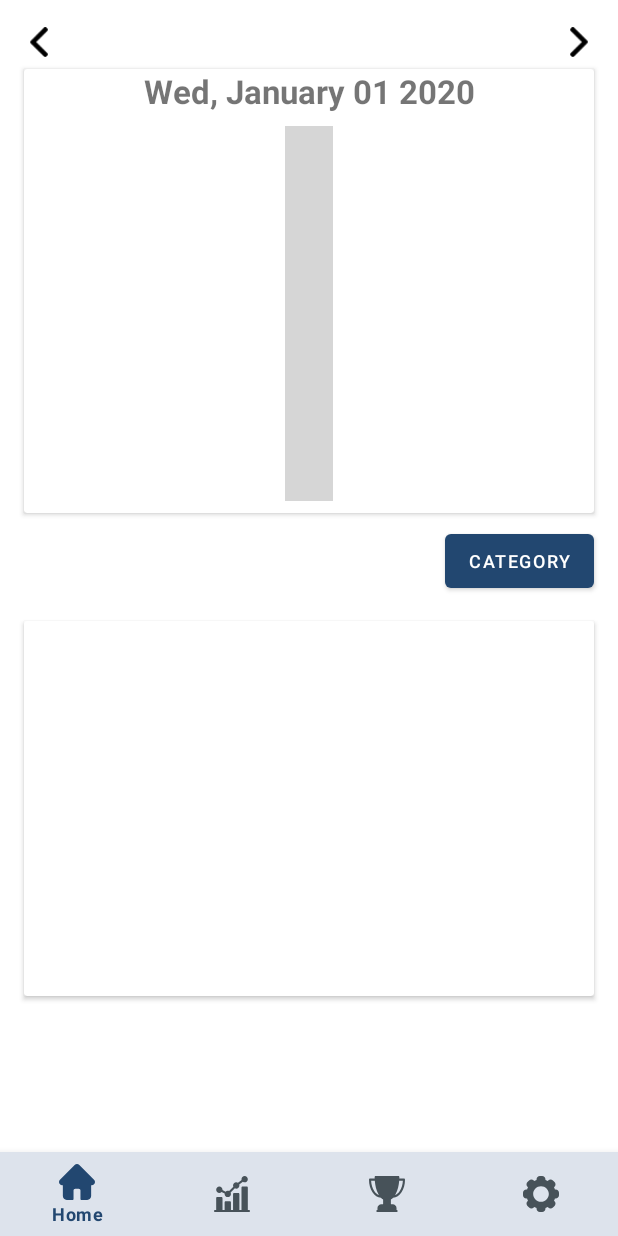
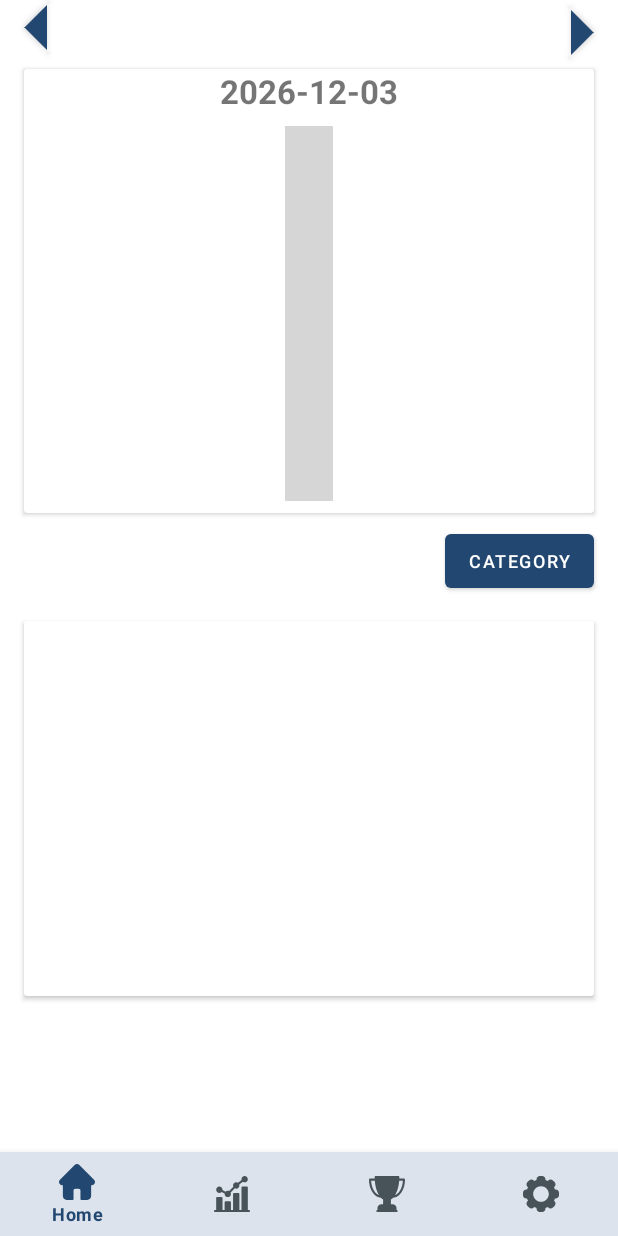
Before and after one commit to jviaud/CS491_Capstone, an Android app: the fragment DailyUsageGraph placed in its activity, on a phone screen of 412 x 824 dp. Run offline under Robolectric (Android 15) with nearby library versions, the phone set to English and light mode, and no system bars; our stand-ins replace Firebase (no records; nobody signed in at launch, a user with empty details on screens opened directly); libraries missing offline, so code that uses them is left out: lecho.lib.hellocharts; plain views replace ColumnChartView; 77 statements that could not run were skipped; grey boxes are pictures that could not be loaded.

Commit message:
changed usage layout

```diff
--- a/app/src/main/java/com/example/cs491_capstone/ui/usage/usage_graphs/daily/DailyUsageGraph.java
+++ b/app/src/main/java/com/example/cs491_capstone/ui/usage/usage_graphs/daily/DailyUsageGraph.java
@@ -6,6 +6,8 @@ import android.util.Log;
 import android.view.LayoutInflater;
 import android.view.View;
 import android.view.ViewGroup;
+import android.widget.Button;
+import android.widget.TextView;
 
 import androidx.annotation.NonNull;
 import androidx.annotation.Nullable;
@@ -17,6 +19,7 @@ import com.example.cs491_capstone.R;
 
 import java.util.ArrayList;
 import java.util.List;
+import java.util.Locale;
 
 import lecho.lib.hellocharts.gesture.ContainerScrollType;
 import lecho.lib.hellocharts.model.Axis;
@@ -28,12 +31,23 @@ import lecho.lib.hellocharts.model.Viewport;
 import lecho.lib.hellocharts.view.ColumnChartView;
 
 import static com.example.cs491_capstone.App.clock;
+import static com.example.cs491_capstone.App.currentPeriod;
 
 public class DailyUsageGraph extends Fragment {
+    private static boolean change = false;
+    private final String MAX_PREV = currentPeriod.get(3).get(0);
+    private final String MAX_NEXT = currentPeriod.get(0).get(6);
     private ColumnChartView barChart;
+    private TextView todayDate;
+    private Button prevButton, nextButton;
+    private Button changeGraph;
+    private String graphDate;
+    private int indexInPeriod = 0;
+    private int indexInWeek;
 
     @Nullable
     @Override
+
     public View onCreateView(@NonNull LayoutInflater inflater, @Nullable ViewGroup container, @Nullable Bundle savedInstanceState) {
         return inflater.inflate(R.layout.tabbed_usage_graphs, container, false);
     }
@@ -42,21 +56,110 @@ public class DailyUsageGraph extends Fragment {
     public void onViewCreated(@NonNull View view, @Nullable Bundle savedInstanceState) {
         super.onViewCreated(view, savedInstanceState);
         barChart = view.findViewById(R.id.daily_chart);
+        final TextView showToday = view.findViewById(R.id.show_today);
+        todayDate = view.findViewById(R.id.date);
+        prevButton = view.findViewById(R.id.backarrow);
+        nextButton = view.findViewById(R.id.nextarrow);
+        changeGraph = view.findViewById(R.id.change_graph);
+
+        indexInWeek = currentPeriod.get(indexInPeriod).indexOf(App.DATE);
+        graphDate = currentPeriod.get(indexInPeriod).get(indexInWeek);
+        Log.i("GRAPHS", "DATE=" + graphDate + "|" + currentPeriod.get(0).get(6));
+        if (graphDate.equals(MAX_NEXT)) {
+            nextButton.setVisibility(View.GONE);
+        }
+
+        showToday.setOnClickListener(new View.OnClickListener() {
+            @Override
+            public void onClick(View v) {
+                graphDate = App.DATE;
+                todayDate.setText(graphDate);
+                if (graphDate.equals(MAX_NEXT)) {
+                    nextButton.setVisibility(View.GONE);
+                }
+                showToday.setVisibility(View.GONE);
+                createUsageChart(graphDate);
+
+            }
+        });
+
+
+        prevButton.setOnClickListener(new View.OnClickListener() {
+            @Override
+            public void onClick(View v) {
+                Log.i("GRAPHS", "PREV1.INDEX IN WEEK " + indexInWeek + "| INDEX IN PERIOD " + indexInPeriod);
+                nextButton.setVisibility(View.VISIBLE);
+                indexInWeek--;
+                if (indexInWeek >= 0) {
+                    graphDate = currentPeriod.get(indexInPeriod).get(indexInWeek);
+                    todayDate.setText(graphDate);
+                    createUsageChart(graphDate);
+                } else {
+                    indexInPeriod++;
+                    indexInWeek = 6;
+                    if (indexInPeriod < 4) {
+                        graphDate = currentPeriod.get(indexInPeriod).get(indexInWeek);
+                        todayDate.setText(graphDate);
+                        createUsageChart(graphDate);
+                    }
+                }
+                if (graphDate.equals(MAX_PREV)) {
+                    prevButton.setVisibility(View.GONE);
+                }
+                if (!graphDate.equals(App.DATE)) {
+                    showToday.setVisibility(View.VISIBLE);
+                } else {
+                    showToday.setVisibility(View.GONE);
+                }
+            }
+        });
+
+        nextButton.setOnClickListener(new View.OnClickListener() {
+            @Override
+            public void onClick(View v) {
+                Log.i("GRAPHS", "NEXT1.INDEX IN WEEK " + indexInWeek + "| INDEX IN PERIOD " + indexInPeriod);
+                prevButton.setVisibility(View.VISIBLE);
+                indexInWeek++;
+                if (indexInWeek <= 6) {
+                    graphDate = currentPeriod.get(indexInPeriod).get(indexInWeek);
+                    todayDate.setText(graphDate);
+                    createUsageChart(graphDate);
+                } else {
+                    indexInPeriod--;
+                    indexInWeek = 0;
+                    if (indexInPeriod > 0) {
+                        graphDate = currentPeriod.get(indexInPeriod).get(indexInWeek);
+                        todayDate.setText(graphDate);
+                        createUsageChart(graphDate);
+                    }
+
+                }
+                if (graphDate.equals(MAX_NEXT)) {
+                    nextButton.setVisibility(View.GONE);
+                }
+                if (!graphDate.equals(App.DATE)) {
+                    showToday.setVisibility(View.VISIBLE);
+                } else {
+                    showToday.setVisibility(View.GONE);
+                }
+            }
+        });
+
+        todayDate.setText(graphDate);
     }
 
     @Override
     public void onResume() {
         super.onResume();
-        createUsageChart();
+        createUsageChart(graphDate);
     }
 
-    private void createUsageChart() {
+    private void createUsageChart(String date) {
 
         //STYLING FOR GRAPHS
         barChart.setZoomEnabled(false);
         barChart.setInteractive(true);
         barChart.setContainerScrollEnabled(true, ContainerScrollType.VERTICAL);
-        boolean lessThanTen = true;
         float maxValue = 0;
         //
 
@@ -81,7 +184,7 @@ public class DailyUsageGraph extends Fragment {
             for (int j = 0; j < numSubColumns; ++j) {
 
                 //WE DO NOT NEED TO CATCH ANY EXCEPTIONS HERE BECAUSE THE getSumTotalStat() METHOD WILL RETURN 0 IF NULL AND ALL DATA IS CLEAN WHEN INSERTED INTO THE GRAPH
-                long value = Long.parseLong(App.localDatabase.getSumTotalStat(App.DATE, i + "", DatabaseHelper.USAGE_TIME)) / 60000;
+                long value = Long.parseLong(App.localDatabase.getSumTotalStat(date, i + "", DatabaseHelper.USAGE_TIME)) / 60000;
 
                 Log.i("GRAPH", "Hour:" + i + " ::Time:" + value);
                 //WE DIVIDE THE TOTAL TIME IN MILLI BY 60000 TO GET THE NUMBER OF MINUTES
@@ -90,7 +193,19 @@ public class DailyUsageGraph extends Fragment {
                     values.add(new SubcolumnValue(value, Color.TRANSPARENT));
                     break;
                 } else {
-                    values.add(new SubcolumnValue(value, Color.DKGRAY));
+                    SubcolumnValue subcolumnValue = new SubcolumnValue(value, Color.DKGRAY);
+
+                    int hours = (int) (value / (60) % 24);
+                    int minutes = (int) (value % 60);
+
+
+                    if (hours == 0) {
+                        subcolumnValue.setLabel(String.format(Locale.ENGLISH, "%d%s", minutes, "m"));
+                    } else {
+                        subcolumnValue.setLabel(String.format(Locale.ENGLISH, "%d%s%d%s", hours, "h", minutes, "m"));
+                    }
+
+                    values.add(subcolumnValue);
                 }
 
 
@@ -139,32 +254,27 @@ public class DailyUsageGraph extends Fragment {
         barChart.setColumnChartData(data);
 
         if (maxValue < 10) {
-            Log.i("MAXVAL", "<10");
             Viewport v = new Viewport(barChart.getMaximumViewport());
-            v.top = 11;
+            v.top = 15;
             barChart.setMaximumViewport(v);
             barChart.setCurrentViewport(v);
             barChart.setViewportCalculationEnabled(false);
         } else {
-            if (maxValue >= 60) {
-                axisY.setName("Time Used (hours)");//NAME OF Y-AXIS
-                for (Column column : columns) {
-                    for (SubcolumnValue subcolumnValue : column.getValues()) {
-                        subcolumnValue.setValue(subcolumnValue.getValue() / 60);
-                    }
-                }
-
-            }
-
             Viewport v = new Viewport(barChart.getMaximumViewport());
-            v.top = maxValue + 5;
+            v.top = maxValue + 20;
             barChart.setMaximumViewport(v);
             barChart.setCurrentViewport(v);
             barChart.setViewportCalculationEnabled(false);
         }
 
+        // Set selection mode to keep selected month column highlighted.
+        barChart.setValueSelectionEnabled(true);
+
+
         //ANIMATE GRAPH / NOT ACTUALLY NECESSARY
         barChart.animate();
 
     }
+
+
 }
--- a/app/src/main/res/layout/tabbed_usage_graphs.xml
+++ b/app/src/main/res/layout/tabbed_usage_graphs.xml
@@ -5,26 +5,6 @@
     android:layout_width="match_parent"
     android:layout_height="match_parent">
 
-    <ImageView
-        android:id="@+id/backarrow"
-        android:layout_width="20dp"
-        android:layout_height="20dp"
-        android:layout_marginBottom="8dp"
-        android:clickable="true"
-        app:layout_constraintBottom_toTopOf="@+id/graph_card_container"
-        app:layout_constraintStart_toStartOf="@+id/graph_card_container"
-        app:srcCompat="@drawable/ic_back_arrow" />
-
-
-    <ImageView
-        android:id="@+id/nextarrow"
-        android:layout_width="20dp"
-        android:layout_height="20dp"
-        android:layout_marginBottom="8dp"
-        android:clickable="true"
-        app:layout_constraintBottom_toTopOf="@+id/graph_card_container"
-        app:layout_constraintEnd_toEndOf="@+id/graph_card_container"
-        app:srcCompat="@drawable/ic_next_arrow" />
 
     <androidx.cardview.widget.CardView
         android:id="@+id/graph_card_container"
@@ -126,13 +106,17 @@
     <TextView
         android:id="@+id/show_today"
         android:layout_width="wrap_content"
-        android:layout_height="30dp"
-        android:layout_marginTop="16dp"
-        android:layout_marginEnd="8dp"
+        android:layout_height="32dp"
+        android:layout_marginEnd="16dp"
+        android:layout_marginBottom="4dp"
         android:clickable="true"
+        android:focusable="true"
         android:gravity="center"
-        android:text="SHOW TODAY"
+        android:text="@string/show_today"
+        android:textAllCaps="true"
+        android:textStyle="bold"
         android:visibility="gone"
+        app:layout_constraintBottom_toTopOf="@+id/graph_card_container"
         app:layout_constraintEnd_toStartOf="@+id/nextarrow"
         app:layout_constraintTop_toTopOf="parent" />
 
@@ -143,8 +127,31 @@
         android:layout_marginTop="8dp"
         android:layout_marginEnd="16dp"
         android:text="CATEGORY"
+        android:textAllCaps="true"
         android:textSize="12sp"
         app:layout_constraintEnd_toEndOf="parent"
-        app:layout_constraintTop_toBottomOf="@+id/graph_card_container" />
+        app:layout_constraintTop_toBottomOf="@+id/graph_card_container"
+        tools:ignore="HardcodedText" />
+
+
+    <com.google.android.material.button.MaterialButton
+        android:id="@+id/backarrow"
+        android:layout_width="15dp"
+        android:layout_height="wrap_content"
+        android:layout_marginBottom="4dp"
+        app:layout_constraintBottom_toTopOf="@+id/graph_card_container"
+        app:layout_constraintStart_toStartOf="@+id/graph_card_container"
+        app:shapeAppearanceOverlay="@style/ShapeAppearanceOverlay.Button.Triangle.Prev" />
+
+    <com.google.android.material.button.MaterialButton
+        android:id="@+id/nextarrow"
+        android:layout_width="15dp"
+        android:layout_height="wrap_content"
+        android:layout_marginBottom="4dp"
+        app:layout_constraintBottom_toTopOf="@+id/graph_card_container"
+        app:layout_constraintEnd_toEndOf="@+id/graph_card_container"
+        app:layout_constraintTop_toTopOf="parent"
+        app:shapeAppearanceOverlay="@style/ShapeAppearanceOverlay.Button.Triangle.Next" />
+
 
 </androidx.constraintlayout.widget.ConstraintLayout>
--- a/app/src/main/res/values/strings.xml
+++ b/app/src/main/res/values/strings.xml
@@ -16,5 +16,6 @@
     <string name="date">Date</string>
     <string name="get_started">Get Started</string>
     <string name="launcher_icon">launcher icon</string>
+    <string name="show_today">SHOW TODAY</string>
 
 </resources>
--- a/app/src/main/res/values/styles.xml
+++ b/app/src/main/res/values/styles.xml
@@ -64,4 +64,28 @@
         <item name="android:windowContentTransitions">true</item>
     </style>
     <!--    -->
+
+    <!---->
+    <style name="ShapeAppearanceOverlay.Button.Triangle.Next" parent="">
+        <item name="cornerFamily">rounded</item>
+        <item name="cornerSizeTopLeft">0dp</item>
+        <item name="cornerSizeBottomLeft">0dp</item>
+
+        <item name="cornerFamilyTopRight">cut</item>
+        <item name="cornerFamilyBottomRight">cut</item>
+        <item name="cornerSizeTopRight">18dp</item>
+        <item name="cornerSizeBottomRight">18dp</item>
+    </style>
+
+    <style name="ShapeAppearanceOverlay.Button.Triangle.Prev" parent="">
+        <item name="cornerFamily">rounded</item>
+        <item name="cornerSizeTopRight">0dp</item>
+        <item name="cornerSizeBottomRight">0dp</item>
+
+        <item name="cornerFamilyTopLeft">cut</item>
+        <item name="cornerFamilyBottomLeft">cut</item>
+        <item name="cornerSizeTopLeft">18dp</item>
+        <item name="cornerSizeBottomLeft">18dp</item>
+    </style>
+    <!--    -->
 </resources>
```
